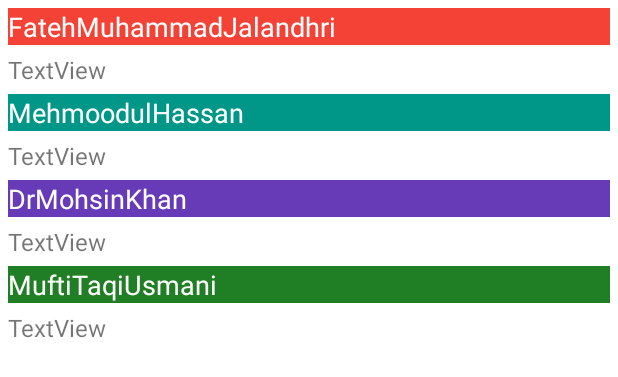
After one commit to BSEF19M517/Al-Quran-App, an Android app: the layout activity_translation.xml on its own in the app's theme, with its tools: preview values and no code run, on a phone screen of 412 x 824 dp. The commit adds this screen. Shown: the top 377 px of the screen. Run offline under Robolectric (Android 15) with nearby library versions, the phone set to English and light mode, and no system bars.

Commit message:
added translation

```diff
--- a/AlQuran-Basic/app/src/main/AndroidManifest.xml
+++ b/AlQuran-Basic/app/src/main/AndroidManifest.xml
@@ -9,6 +9,9 @@
         android:roundIcon="@mipmap/ic_launcher_round"
         android:supportsRtl="true"
         android:theme="@style/Theme.AlQuranBasic">
+        <activity
+            android:name=".TranslationActivity"
+            android:exported="false" />
         <activity
             android:name=".AyahListActivity"
             android:exported="false" />
--- a/AlQuran-Basic/app/src/main/java/com/example/alquran_basic/AyahInfoAdapter.java
+++ b/AlQuran-Basic/app/src/main/java/com/example/alquran_basic/AyahInfoAdapter.java
@@ -1,10 +1,12 @@
 package com.example.alquran_basic;
 
 import android.content.Context;
+import android.content.Intent;
 import android.view.LayoutInflater;
 import android.view.View;
 import android.view.ViewGroup;
 import android.widget.ArrayAdapter;
+import android.widget.ImageButton;
 import android.widget.TextView;
 
 import androidx.annotation.NonNull;
@@ -26,10 +28,20 @@ public class AyahInfoAdapter extends ArrayAdapter<AyahInfo> {
 
         TextView ayahNum = convertView.findViewById(R.id.ayah_list_number);
         TextView ayahText = convertView.findViewById(R.id.ayah_list_arabic_txt);
+        ImageButton translation = convertView.findViewById(R.id.ayah_list_btn_translate);
 
         ayahNum.setText(String.valueOf(std.getAyahID()));
         ayahText.setText(std.getAyahText());
 
+        translation.setOnClickListener(new View.OnClickListener() {
+            @Override
+            public void onClick(View view) {
+                Intent intent = new Intent(getContext(),TranslationActivity.class);
+                intent.putExtra("ayah",ayahText.getText());
+                mContext.startActivity(intent);
+            }
+        });
+
         return convertView;
     }
 }
--- a/AlQuran-Basic/app/src/main/java/com/example/alquran_basic/DatabaseAccess.java
+++ b/AlQuran-Basic/app/src/main/java/com/example/alquran_basic/DatabaseAccess.java
@@ -6,6 +6,7 @@ import android.database.sqlite.SQLiteDatabase;
 import android.database.sqlite.SQLiteOpenHelper;
 
 import java.util.ArrayList;
+import java.util.HashMap;
 
 public class DatabaseAccess {
     private final SQLiteOpenHelper openHelper;
@@ -101,4 +102,20 @@ public class DatabaseAccess {
         cursorCourses.close();
         return ayahArrayList;
     }
+
+    public ArrayList<String> getTranslation(String ayah){
+        Cursor cursorCourses = db.rawQuery("SELECT FatehMuhammadJalandhri, MehmoodulHassan, DrMohsinKhan, MuftiTaqiUsmani from tayah where ArabicText = \"" + ayah +"\"", null);
+        ArrayList<String> translation = new ArrayList<>();
+
+        if(cursorCourses.moveToFirst()){
+            do {
+                translation.add( cursorCourses.getString(0));
+                translation.add(cursorCourses.getString(1));
+                translation.add(cursorCourses.getString(2));
+                translation.add(cursorCourses.getString(3));
+            }while (cursorCourses.moveToNext());
+        }
+        cursorCourses.close();
+        return translation;
+    }
 }
--- /dev/null
+++ b/AlQuran-Basic/app/src/main/java/com/example/alquran_basic/TranslationActivity.java
@@ -0,0 +1,38 @@
+package com.example.alquran_basic;
+
+import androidx.appcompat.app.AppCompatActivity;
+
+import android.content.Intent;
+import android.os.Bundle;
+import android.widget.TextView;
+
+import java.util.ArrayList;
+
+public class TranslationActivity extends AppCompatActivity {
+    TextView textView1, textView2, textView3,textView4;
+
+    @Override
+    protected void onCreate(Bundle savedInstanceState) {
+        super.onCreate(savedInstanceState);
+        setContentView(R.layout.activity_translation);
+
+        Intent intent = getIntent();
+        String ayahText = intent.getStringExtra("ayah");
+        DatabaseAccess databaseAccess = DatabaseAccess.getInstance(getApplicationContext());
+        databaseAccess.open();
+
+        ArrayList<String> translationArrayList = databaseAccess.getTranslation(ayahText);
+        databaseAccess.close();
+
+        textView1 = findViewById(R.id.translation_1);
+        textView2 = findViewById(R.id.translation_2);
+        textView3 = findViewById(R.id.translation_3);
+        textView4 = findViewById(R.id.translation_4);
+
+        textView1.setText(translationArrayList.get(0));
+        textView2.setText(translationArrayList.get(1));
+        textView3.setText(translationArrayList.get(2));
+        textView4.setText(translationArrayList.get(3));
+
+    }
+}
--- /dev/null
+++ b/AlQuran-Basic/app/src/main/res/layout/activity_translation.xml
@@ -0,0 +1,111 @@
+<?xml version="1.0" encoding="utf-8"?>
+<androidx.constraintlayout.widget.ConstraintLayout xmlns:android="http://schemas.android.com/apk/res/android"
+    xmlns:app="http://schemas.android.com/apk/res-auto"
+    xmlns:tools="http://schemas.android.com/tools"
+    android:layout_width="match_parent"
+    android:layout_height="match_parent"
+    tools:context=".TranslationActivity">
+
+    <TextView
+        android:id="@+id/translation_by_1"
+        android:layout_width="0dp"
+        android:layout_height="wrap_content"
+        android:layout_margin="5dp"
+        android:background="#F44336"
+        android:text="FatehMuhammadJalandhri"
+        android:textColor="#FFFFFF"
+        android:textSize="18sp"
+        app:layout_constraintEnd_toEndOf="parent"
+        app:layout_constraintStart_toStartOf="parent"
+        app:layout_constraintTop_toTopOf="parent" />
+
+    <TextView
+        android:id="@+id/translation_1"
+        android:layout_width="0dp"
+        android:layout_height="wrap_content"
+        android:layout_margin="5dp"
+        android:text="TextView"
+        android:textSize="16sp"
+        app:layout_constraintEnd_toEndOf="parent"
+        app:layout_constraintHorizontal_bias="0.5"
+        app:layout_constraintStart_toStartOf="parent"
+        app:layout_constraintTop_toBottomOf="@+id/translation_by_1" />
+
+    <TextView
+        android:id="@+id/translation_by_2"
+        android:layout_width="0dp"
+        android:layout_height="wrap_content"
+        android:layout_margin="5dp"
+        android:background="#009688"
+        android:text="MehmoodulHassan"
+        android:textColor="#FFFFFF"
+        android:textSize="18sp"
+        app:layout_constraintEnd_toEndOf="parent"
+        app:layout_constraintHorizontal_bias="0.5"
+        app:layout_constraintStart_toStartOf="parent"
+        app:layout_constraintTop_toBottomOf="@+id/translation_1" />
+
+    <TextView
+        android:id="@+id/translation_2"
+        android:layout_width="0dp"
+        android:layout_height="wrap_content"
+        android:layout_margin="5dp"
+        android:text="TextView"
+        android:textSize="16sp"
+        app:layout_constraintEnd_toEndOf="parent"
+        app:layout_constraintHorizontal_bias="0.5"
+        app:layout_constraintStart_toStartOf="parent"
+        app:layout_constraintTop_toBottomOf="@+id/translation_by_2" />
+
+    <TextView
+        android:id="@+id/translation_by_3"
+        android:layout_width="0dp"
+        android:layout_height="wrap_content"
+        android:layout_margin="5dp"
+        android:background="#673AB7"
+        android:text="DrMohsinKhan"
+        android:textColor="#FFFFFF"
+        android:textSize="18sp"
+        app:layout_constraintEnd_toEndOf="parent"
+        app:layout_constraintHorizontal_bias="0.5"
+        app:layout_constraintStart_toStartOf="parent"
+        app:layout_constraintTop_toBottomOf="@+id/translation_2" />
+
+    <TextView
+        android:id="@+id/translation_3"
+        android:layout_width="0dp"
+        android:layout_height="wrap_content"
+        android:layout_margin="5dp"
+        android:text="TextView"
+        android:textSize="16sp"
+        app:layout_constraintEnd_toEndOf="parent"
+        app:layout_constraintHorizontal_bias="0.5"
+        app:layout_constraintStart_toStartOf="parent"
+        app:layout_constraintTop_toBottomOf="@+id/translation_by_3" />
+
+    <TextView
+        android:id="@+id/translation_by_4"
+        android:layout_width="0dp"
+        android:layout_height="wrap_content"
+        android:layout_margin="5dp"
+        android:background="#207E24"
+        android:text="MuftiTaqiUsmani"
+        android:textColor="#FFFFFF"
+        android:textSize="18sp"
+        app:layout_constraintEnd_toEndOf="parent"
+        app:layout_constraintHorizontal_bias="0.5"
+        app:layout_constraintStart_toStartOf="parent"
+        app:layout_constraintTop_toBottomOf="@+id/translation_3" />
+
+    <TextView
+        android:id="@+id/translation_4"
+        android:layout_width="0dp"
+        android:layout_height="wrap_content"
+        android:layout_margin="5dp"
+        android:text="TextView"
+        android:textSize="16sp"
+        app:layout_constraintEnd_toEndOf="parent"
+        app:layout_constraintHorizontal_bias="0.5"
+        app:layout_constraintStart_toStartOf="parent"
+        app:layout_constraintTop_toBottomOf="@+id/translation_by_4" />
+</androidx.constraintlayout.widget.ConstraintLayout>
```
